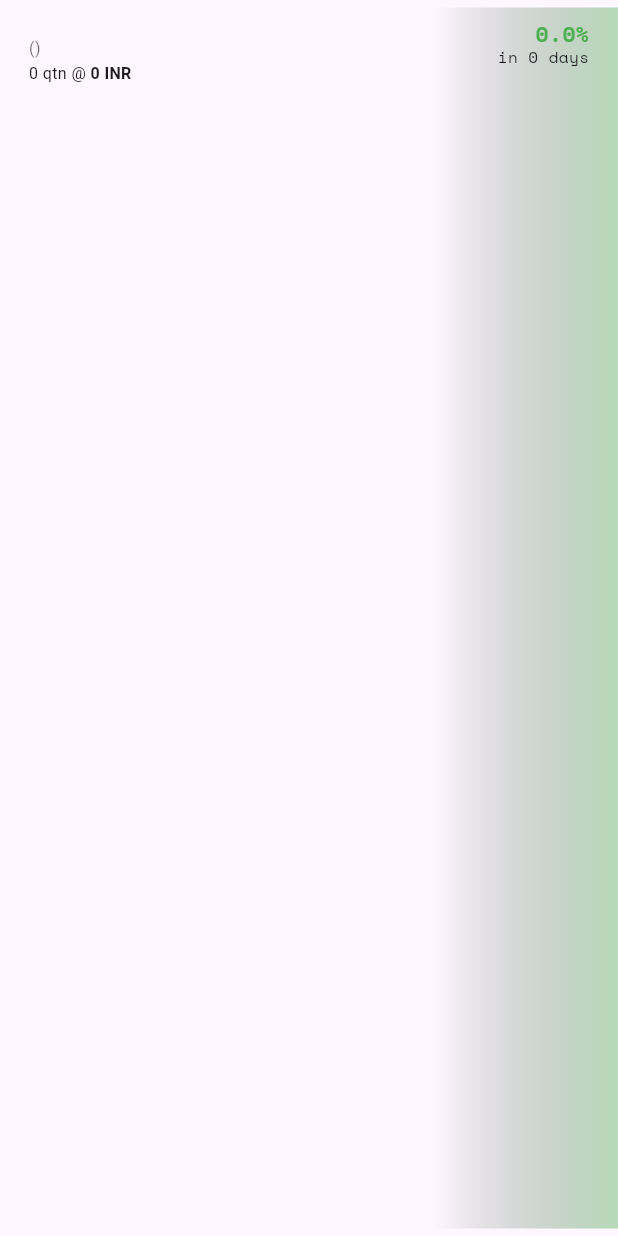
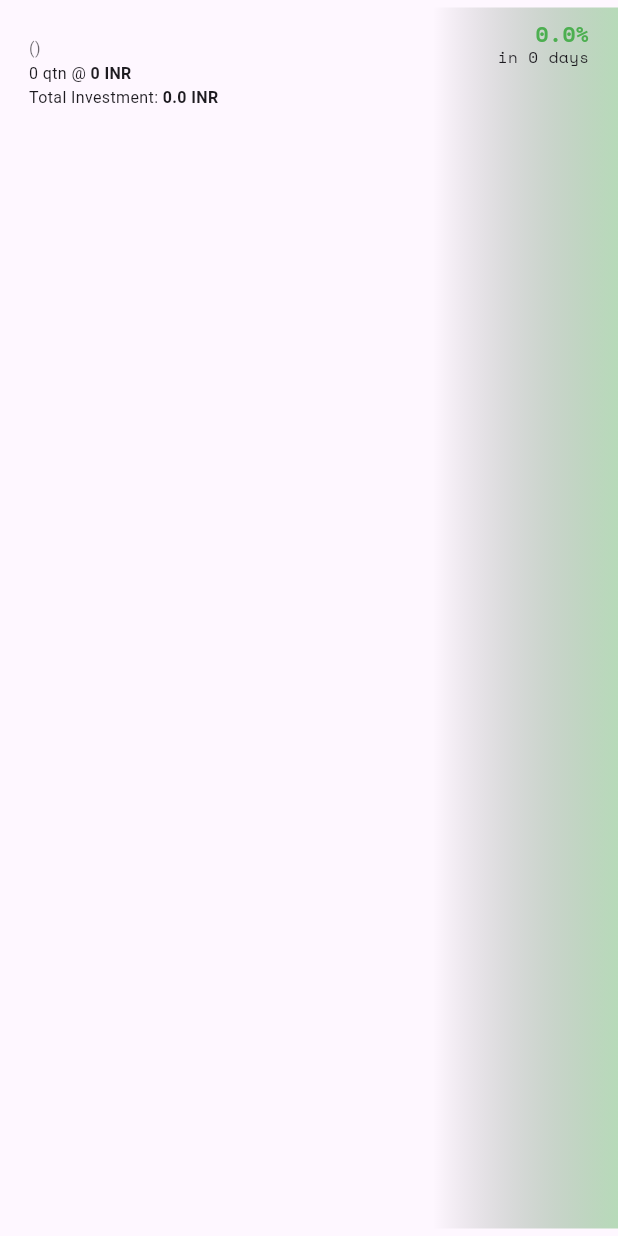
Before and after one commit to codec-akash/Sahaj-Dhan, a Flutter app: the LongTermStockCard widget shown alone on an empty page, opened directly with empty values, on a phone screen of 412 x 824 dp. Run offline on Flutter 3.47's test engine with Material 3 defaults, Android fonts, the phone set to English and light mode, and no system bars; our stand-ins replace dartz, dio, equatable, firebase_core, flutter_bloc, flutter_screenutil and 4 more; missing offline and left inert: in_app_update; accounts and stored records are empty; generated files the repository leaves out were written again; network calls fail.

Commit message:
long term order value added

```diff
--- a/lib/features/long_term_stocks/presentation/screen/long_term_stock_card.dart
+++ b/lib/features/long_term_stocks/presentation/screen/long_term_stock_card.dart
@@ -78,6 +78,20 @@ class LongTermStockCard extends StatelessWidget {
                         ]),
                   ),
                   SizedBox(height: 5.h),
+                  Text.rich(
+                    TextSpan(
+                        text: "Total Investment: ",
+                        style: CustomTextTheme.text12,
+                        children: [
+                          TextSpan(
+                            text:
+                                '${NumberUtils.addIndianCommas((double.tryParse(longTermStocks.averageBuyPrice) ?? 0) * (longTermStocks.quantity.toDouble()))} ${Strings.inr}',
+                            style: CustomTextTheme.text12
+                                .copyWith(fontWeight: FontWeight.bold),
+                          )
+                        ]),
+                  ),
+                  SizedBox(height: 5.h),
                   if (showClientName) ...[
                     Row(
                       crossAxisAlignment: CrossAxisAlignment.start,
```
